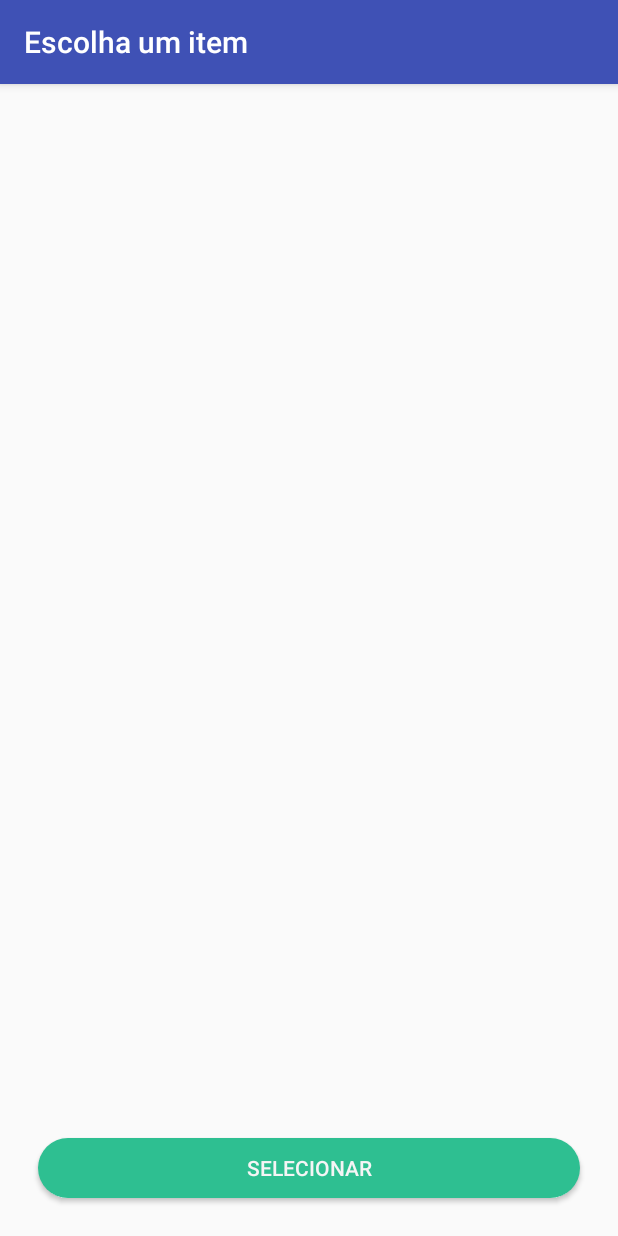
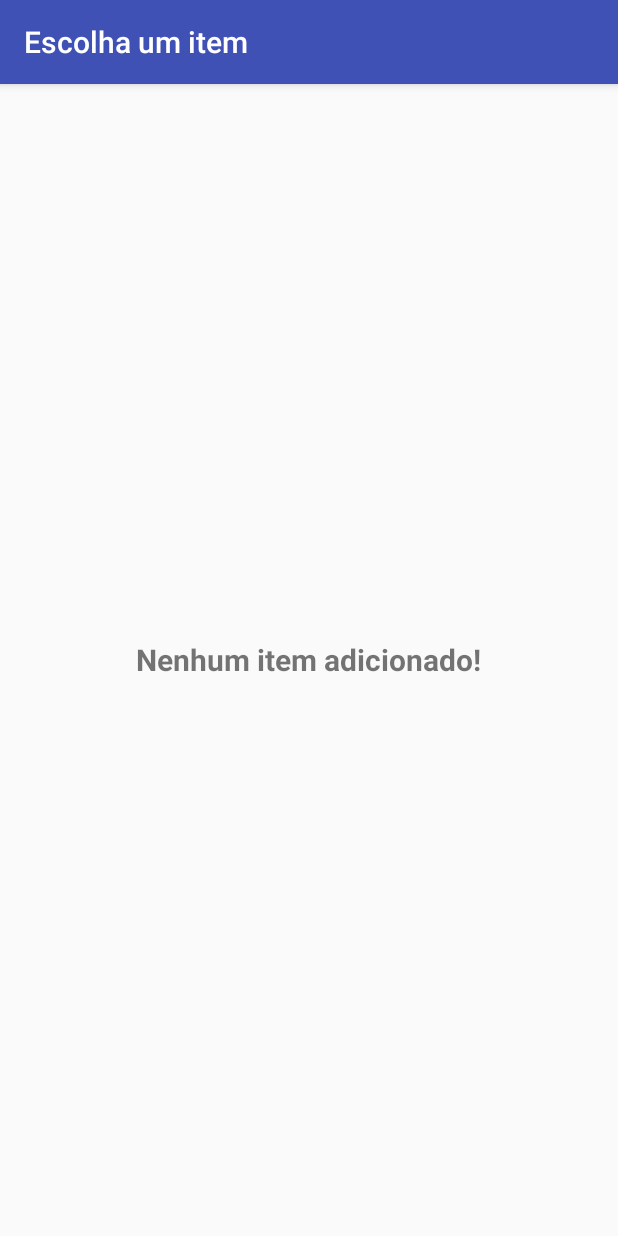
Before and after one commit to luisgouvea/GouveaApp, an Android app: the CheckOrderValidItemActivity screen opened directly, with no data from a screen before it, after a tap on "IMPORTAR", on a phone screen of 412 x 824 dp. Run offline under Robolectric (Android 15) with nearby library versions, the phone set to English and light mode, and no system bars; libraries missing offline, so code that uses them is left out: me.dm7.barcodescanner.

Commit message:
uhub ubiu

```diff
--- a/app/src/main/AndroidManifest.xml
+++ b/app/src/main/AndroidManifest.xml
@@ -36,8 +36,12 @@
             android:label="Validação do item"
             android:theme="@style/AppTheme"></activity>
         <activity
-            android:name=".activity.checkOrder.CheckOrderChooseBarcodeActivity"
+            android:name=".activity.checkOrder.CheckOrderChooseItemActivity"
             android:label="Escolha um item"
+            android:theme="@style/AppTheme"></activity>
+        <activity
+            android:name=".activity.prepareOrder.PrepareOrderForm"
+            android:label="Guardar item"
             android:theme="@style/AppTheme"></activity>
     </application>
 
--- a/app/src/main/java/com/gouvealtda/gouvea/activity/checkOrder/CheckOrderChooseBarcodeActivity.java
+++ /dev/null
@@ -1,26 +0,0 @@
-package com.gouvealtda.gouvea.activity.checkOrder;
-
-import android.os.Bundle;
-
-import com.gouvealtda.gouvea.R;
-import com.gouvealtda.gouvea.activity.BaseActivity;
-
-public class CheckOrderChooseBarcodeActivity extends BaseActivity {
-
-    @Override
-    protected void onCreate(Bundle savedInstanceState) {
-        super.onCreate(savedInstanceState);
-        setContentView(R.layout.check_order_choose_barcode_activity);
-    }
-
-    @Override
-    public void onStart() {
-        super.onStart();
-        this.initialInterfaceActivity();
-    }
-
-    @Override
-    protected void onStop() {
-        super.onStop();
-    }
-}
--- /dev/null
+++ b/app/src/main/java/com/gouvealtda/gouvea/activity/checkOrder/CheckOrderChooseItemActivity.java
@@ -0,0 +1,106 @@
+package com.gouvealtda.gouvea.activity.checkOrder;
+
+import android.content.Intent;
+import android.os.Bundle;
+import android.support.v7.widget.LinearLayoutManager;
+import android.support.v7.widget.RecyclerView;
+import android.view.View;
+import android.widget.LinearLayout;
+
+import com.google.gson.Gson;
+import com.google.gson.reflect.TypeToken;
+import com.gouvealtda.gouvea.R;
+import com.gouvealtda.gouvea.activity.BaseActivity;
+import com.gouvealtda.gouvea.model.ItemOrder;
+import com.gouvealtda.gouvea.recyclerView.listItemChoose.ListItemChooseAdapter;
+import com.gouvealtda.gouvea.util.LibraryUtil;
+
+import java.lang.reflect.Type;
+import java.util.ArrayList;
+
+public class CheckOrderChooseItemActivity extends BaseActivity implements ListItemChooseAdapter.CbListChooseAdapter {
+
+    private RecyclerView recylerViewChooseBarcode;
+    private LinearLayout linearLayoutNoItens;
+    private LinearLayout linearLayoutRecyclerView;
+
+    private String barcodeTarget = "";
+    private ArrayList<ItemOrder> listItemOrder = new ArrayList<>();
+    private ListItemChooseAdapter.CbListChooseAdapter cbListChooseAdapter = this;
+
+    @Override
+    protected void onCreate(Bundle savedInstanceState) {
+        super.onCreate(savedInstanceState);
+        setContentView(R.layout.check_order_choose_item_activity);
+    }
+
+    @Override
+    public void onStart() {
+        super.onStart();
+        this.initialInterfaceActivity();
+        getListPrepareItensOrder();
+        buildRecyclerView();
+    }
+
+    @Override
+    protected void onStop() {
+        super.onStop();
+    }
+
+    @Override
+    public void initialInterfaceActivity() {
+        super.initialInterfaceActivity();
+        this.setInterfacesFindView();
+    }
+
+    @Override
+    public void setInterfacesFindView() {
+        recylerViewChooseBarcode = findViewById(R.id.idRecyclerView);
+        linearLayoutNoItens = findViewById(R.id.linearLayoutNoItens);
+        linearLayoutRecyclerView = findViewById(R.id.linearLayoutRecyclerView);
+    }
+
+    @Override
+    public void onBackPressed() {
+        Intent intent = new Intent(this, CheckOrderValidItemActivity.class);
+        intent.putExtra("barcodeChoose", barcodeTarget);
+        setResult(-1, intent);
+        finish();
+    }
+
+    private void getListPrepareItensOrder() {
+        Gson gson = new Gson();
+        Type listType = new TypeToken<ArrayList<ItemOrder>>() {
+        }.getType();
+        ArrayList<ItemOrder> listItemOrderPrepare = gson.fromJson(LibraryUtil.GetPreference(LibraryUtil.LIST_PREPARE_ITENS_ORDER, CheckOrderChooseItemActivity.this), listType);
+        if (listItemOrderPrepare != null && listItemOrderPrepare.size() > 0) {
+            this.listItemOrder = listItemOrderPrepare;
+        }
+    }
+    private void buildRecyclerView() {
+        if (listItemOrder != null && listItemOrder.size() > 0) {
+            ListItemChooseAdapter listItemChooseAdapter = new ListItemChooseAdapter(listItemOrder, cbListChooseAdapter);
+            recylerViewChooseBarcode.setAdapter(listItemChooseAdapter);
+            recylerViewChooseBarcode.setLayoutManager(new LinearLayoutManager(getActivity()));
+            showItensInList();
+        } else {
+            showLayoutNoItens();
+        }
+    }
+
+    private void showItensInList() {
+        linearLayoutNoItens.setVisibility(View.GONE);
+        linearLayoutRecyclerView.setVisibility(View.VISIBLE);
+    }
+
+    private void showLayoutNoItens(){
+        linearLayoutNoItens.setVisibility(View.VISIBLE);
+        linearLayoutRecyclerView.setVisibility(View.GONE);
+    }
+
+    @Override
+    public void itemChoosed(ItemOrder itemOrder) {
+        barcodeTarget = itemOrder.getBarcode();
+        this.onBackPressed();
+    }
+}
--- a/app/src/main/java/com/gouvealtda/gouvea/recyclerView/listItemOrder/ListItemOrderAdapter.java
+++ b/app/src/main/java/com/gouvealtda/gouvea/recyclerView/listItemOrder/ListItemOrderAdapter.java
@@ -1,6 +1,5 @@
 package com.gouvealtda.gouvea.recyclerView.listItemOrder;
 
-import android.content.Context;
 import android.support.annotation.NonNull;
 import android.support.v7.widget.RecyclerView;
 import android.view.LayoutInflater;
@@ -14,11 +13,9 @@ import com.gouvealtda.gouvea.model.ItemOrder;
 import java.util.ArrayList;
 
 public class ListItemOrderAdapter extends RecyclerView.Adapter<ListItemOrderAdapter.ViewHolder>{
-    private Context mContext;
     private ArrayList<ItemOrder> listItens;
 
-    public ListItemOrderAdapter(Context mContext, ArrayList<ItemOrder> listItens) {
-        this.mContext = mContext;
+    public ListItemOrderAdapter(ArrayList<ItemOrder> listItens) {
         this.listItens = listItens;
     }
 
--- a/app/src/main/java/com/gouvealtda/gouvea/util/LibraryUtil.java
+++ b/app/src/main/java/com/gouvealtda/gouvea/util/LibraryUtil.java
@@ -20,6 +20,10 @@ import retrofit2.Response;
 
 public class LibraryUtil {
 
+    /*
+    Preferences KEY
+     */
+    public static final String LIST_PREPARE_ITENS_ORDER = "listprepareitensorder";
 
     public static <T> T parseObjectToOtherObject(Object responseAPI, Class<T> classToParse) {
         Gson gSerializer = new GsonBuilder()
--- a/app/src/main/res/layout/check_order_choose_barcode_activity.xml
+++ b/app/src/main/res/layout/check_order_choose_item_activity.xml
@@ -7,6 +7,7 @@
 
 
     <LinearLayout
+        android:id="@+id/linearLayoutRecyclerView"
         android:layout_width="match_parent"
         android:layout_height="match_parent"
         android:orientation="horizontal">
@@ -23,6 +24,23 @@
 
     </LinearLayout>
 
+    <LinearLayout
+        android:id="@+id/linearLayoutNoItens"
+        android:layout_width="match_parent"
+        android:layout_height="match_parent"
+        android:orientation="horizontal"
+        android:gravity="center"
+        android:visibility="gone">
+
+        <TextView
+            android:layout_width="wrap_content"
+            android:layout_height="wrap_content"
+            android:text="Nenhum item adicionado!"
+            android:textSize="20sp"
+            android:textStyle="bold"/>
+
+    </LinearLayout>
+
     <Button
         android:id="@+id/btnChooseBarcode"
         android:layout_width="match_parent"
@@ -34,6 +52,7 @@
         android:background="@drawable/bg_button_green"
         android:layout_marginBottom="25dp"
         android:layout_marginLeft="25dp"
-        android:layout_marginRight="25dp"/>
+        android:layout_marginRight="25dp"
+        android:visibility="gone"/>
 
 </android.support.design.widget.CoordinatorLayout>
```
Also changed, not shown: app/src/main/java/com/gouvealtda/gouvea/activity/checkOrder/CheckOrderValidItemActivity.java (+50 -20 lines), app/src/main/java/com/gouvealtda/gouvea/activity/checkOrder/CheckOrderValidationActivity.java (+19 -10 lines), app/src/main/res/layout/algoai.xml (+18 -0 lines).
